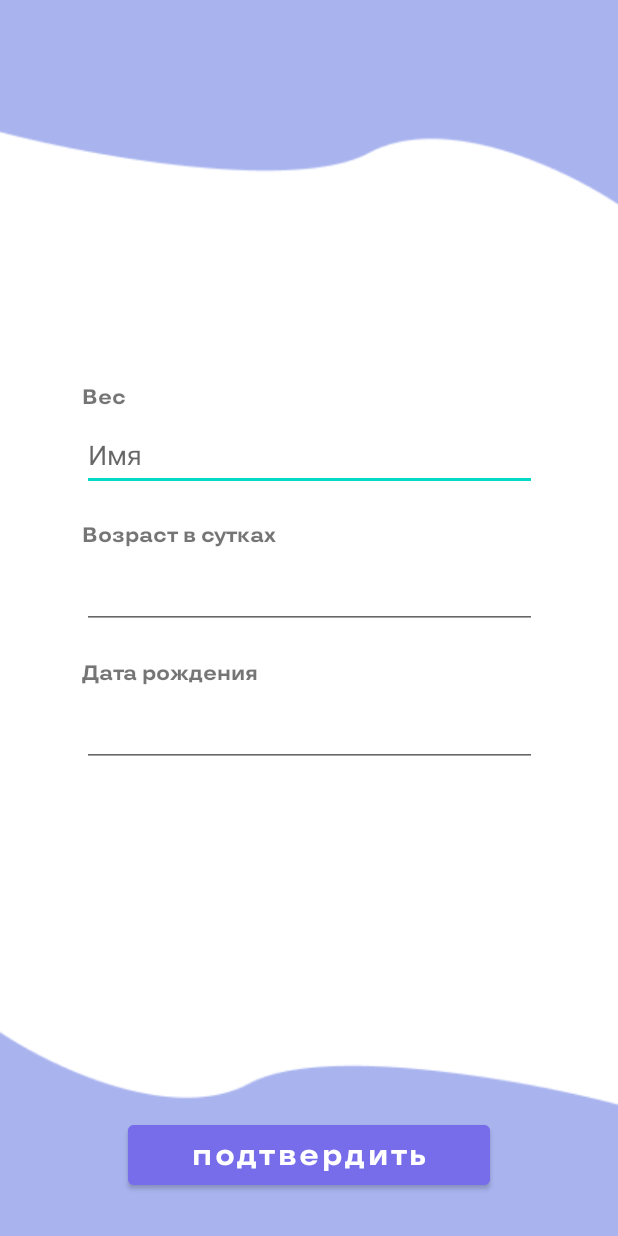
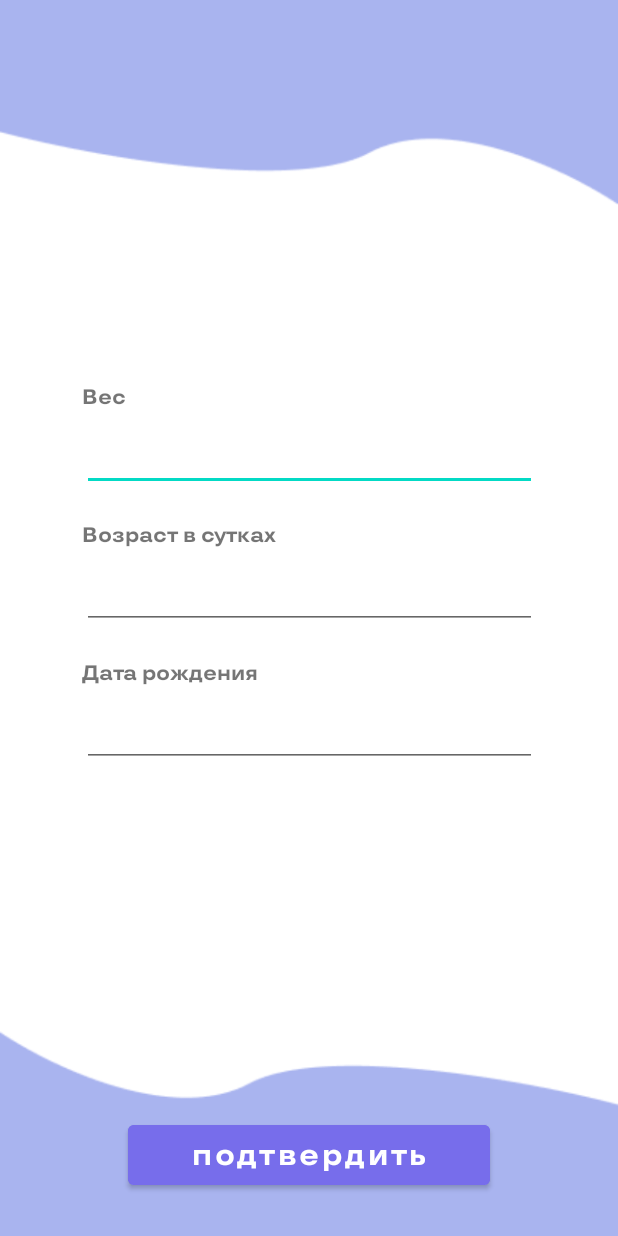
Before and after one commit to Ggamid/CalloCulateFinal, an Android app: the InfoReadActivity screen opened directly, with no data from a screen before it, on a phone screen of 412 x 824 dp. Run offline under Robolectric (Android 15) with nearby library versions, the phone set to English and light mode, and no system bars; Roboto replaces fonts that are not available here; 6 statements that could not run were skipped.

```diff
--- a/app/src/main/res/layout/activity_info_read.xml
+++ b/app/src/main/res/layout/activity_info_read.xml
@@ -79,7 +79,6 @@
             android:layout_height="wrap_content"
             android:layout_marginTop="5dp"
             android:ems="10"
-            android:hint="@string/Name"
             android:inputType="date"
             android:minHeight="48dp" />
 
```
